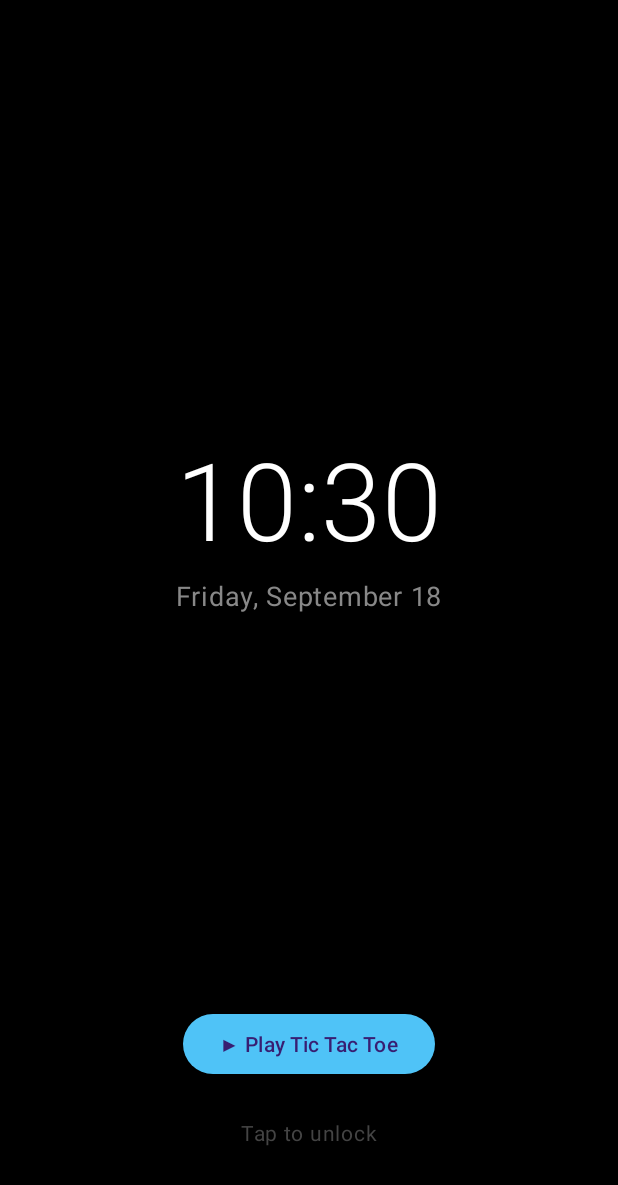
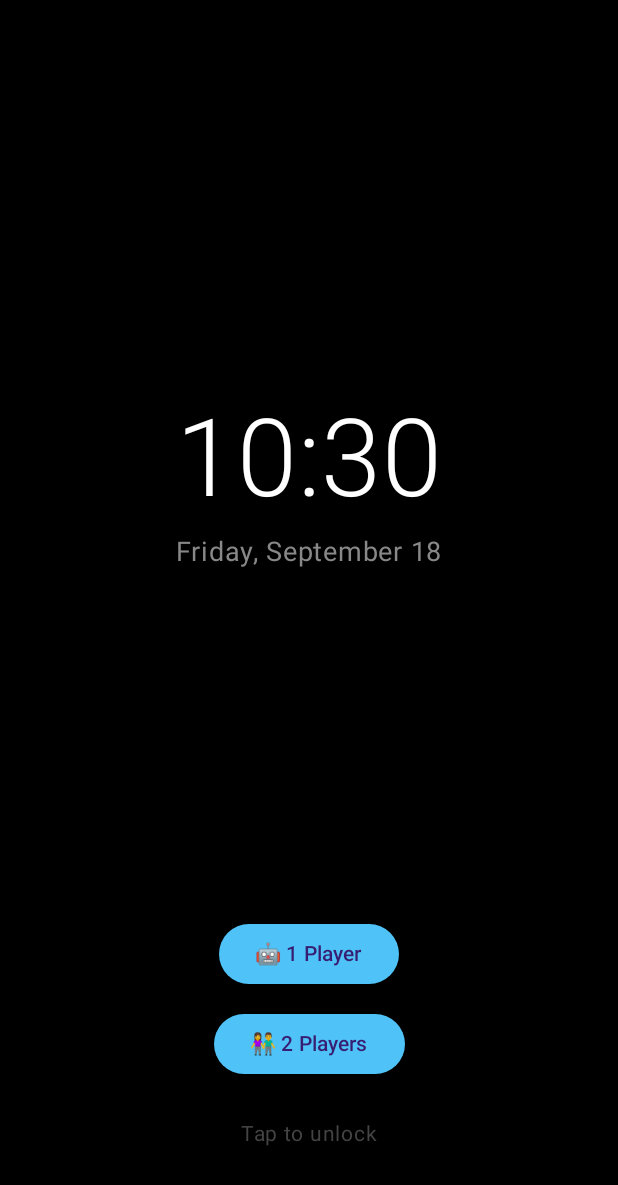
Before and after one commit to sasanksit-cpu/TicTacToe, an Android app built with Jetpack Compose: the LockScreenActivity screen opened directly, with no data from a screen before it, on a phone screen of 412 x 824 dp. Shown: the top 1185 px of the screen. Run offline under Robolectric (Android 15) with nearby library versions, the phone set to English and light mode, and no system bars.

```diff
--- a/android/app/src/main/java/com/locktactoe/app/lockscreen/LockScreenActivity.kt
+++ b/android/app/src/main/java/com/locktactoe/app/lockscreen/LockScreenActivity.kt
@@ -74,7 +74,12 @@ class LockScreenActivity : ComponentActivity() {
                 LockScreenContent(
                     time = time,
                     date = date,
-                    onPlay = { startActivity(Intent(this@LockScreenActivity, GameActivity::class.java)) },
+                    onPlay = { mode ->
+                        startActivity(
+                            Intent(this@LockScreenActivity, GameActivity::class.java)
+                                .putExtra(GameActivity.EXTRA_MODE, mode)
+                        )
+                    },
                     onDismiss = { finish() }
                 )
             }
@@ -89,7 +94,7 @@ class LockScreenActivity : ComponentActivity() {
 private fun LockScreenContent(
     time: String,
     date: String,
-    onPlay: () -> Unit,
+    onPlay: (String) -> Unit,
     onDismiss: () -> Unit
 ) {
     Column(
@@ -104,8 +109,12 @@ private fun LockScreenContent(
         Spacer(Modifier.height(8.dp))
         Text(date, color = Color.Gray, fontSize = 18.sp)
         Spacer(Modifier.weight(1f))
-        Button(onClick = onPlay) {
-            Text("▶ Play Tic Tac Toe")
+        Button(onClick = { onPlay(GameActivity.MODE_ONE_PLAYER) }) {
+            Text("🤖 1 Player")
+        }
+        Spacer(Modifier.height(12.dp))
+        Button(onClick = { onPlay(GameActivity.MODE_TWO_PLAYER) }) {
+            Text("👫 2 Players")
         }
         Spacer(Modifier.height(24.dp))
         Text(
```
Also changed, not shown: android/app/src/main/java/com/locktactoe/app/MainActivity.kt (+14 -2 lines), android/app/src/main/java/com/locktactoe/app/game/GameActivity.kt (+12 -1 lines), android/app/src/main/java/com/locktactoe/app/game/GameScreen.kt (+29 -10 lines).
